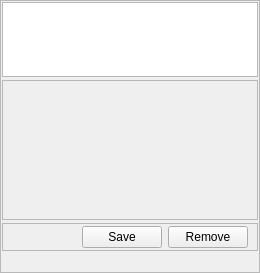
Old version of the form src/blackgui/components/settingsnetworkserverscomponent.ui in the repository swift-project/pilotclient.
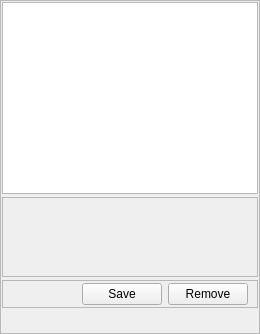
New version of the form. Custom widgets are drawn as their Qt base class.

Commit message: refs #471, allow to search server by name and occupy less height for form

```diff
--- a/src/blackgui/components/settingsnetworkserverscomponent.ui
+++ b/src/blackgui/components/settingsnetworkserverscomponent.ui
@@ -7,7 +7,7 @@
     <x>0</x>
     <y>0</y>
     <width>260</width>
-    <height>273</height>
+    <height>334</height>
    </rect>
   </property>
   <property name="windowTitle">
@@ -53,16 +53,10 @@
    </item>
    <item>
     <widget class="BlackGui::CServerForm" name="frp_ServerForm">
-     <property name="sizePolicy">
-      <sizepolicy hsizetype="Preferred" vsizetype="Preferred">
-       <horstretch>0</horstretch>
-       <verstretch>0</verstretch>
-      </sizepolicy>
-     </property>
      <property name="minimumSize">
       <size>
        <width>0</width>
-       <height>140</height>
+       <height>80</height>
       </size>
      </property>
      <property name="frameShape">
@@ -155,17 +149,17 @@
   </layout>
  </widget>
  <customwidgets>
-  <customwidget>
-   <class>BlackGui::Views::CServerView</class>
-   <extends>QTableView</extends>
-   <header>blackgui/views/serverview.h</header>
-  </customwidget>
   <customwidget>
    <class>BlackGui::CServerForm</class>
    <extends>QFrame</extends>
    <header>blackgui/serverform.h</header>
    <container>1</container>
   </customwidget>
+  <customwidget>
+   <class>BlackGui::Views::CServerView</class>
+   <extends>QTableView</extends>
+   <header>blackgui/views/serverview.h</header>
+  </customwidget>
  </customwidgets>
  <resources/>
  <connections/>
```
The commit also changes 9 other files.
